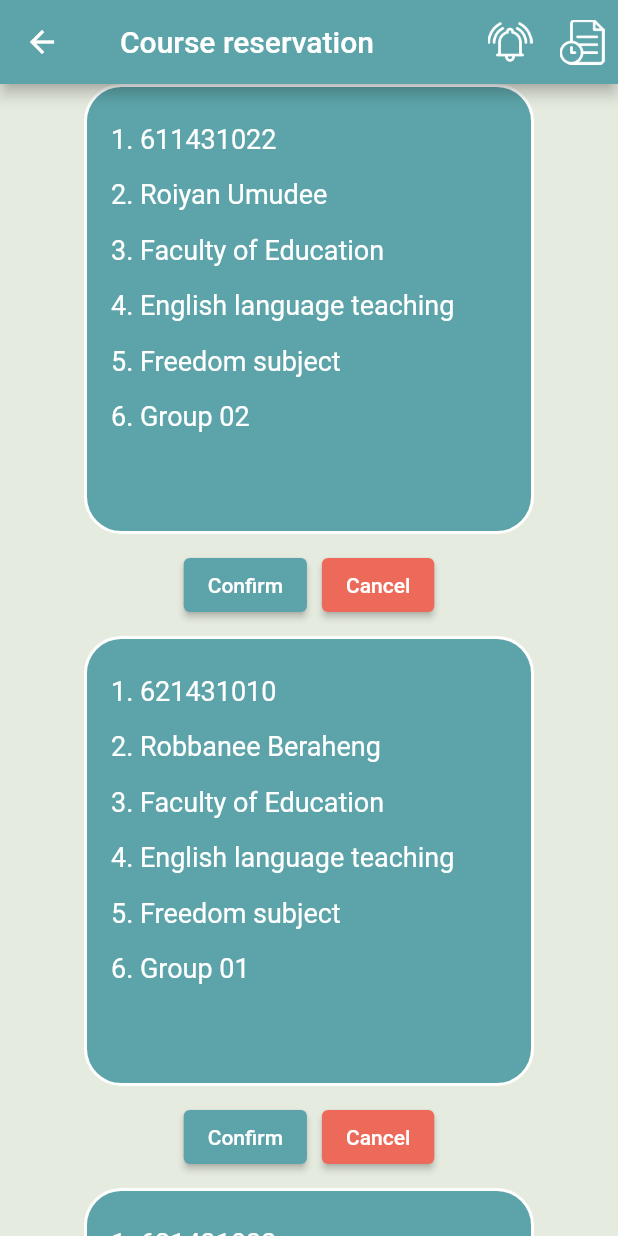
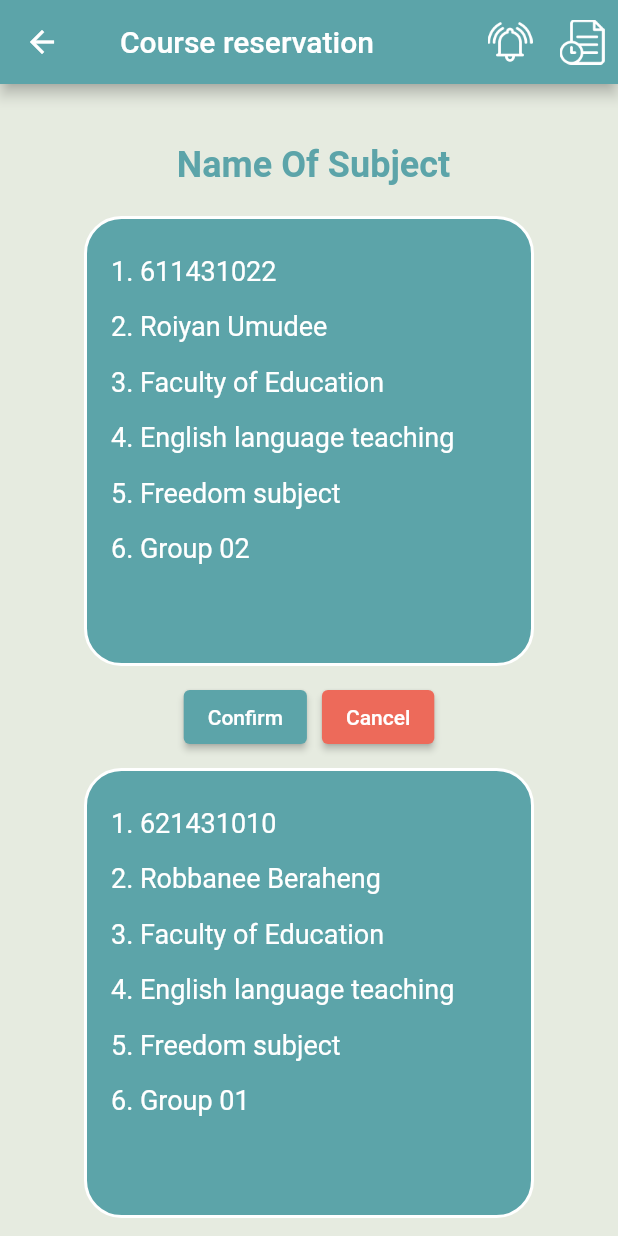
Before and after one commit to robbanee77/flutter_application_1, a Flutter app: the request screen opened directly, on a phone screen of 412 x 824 dp. Run offline on Flutter 3.47's test engine with Material 2 defaults, Android fonts, the phone set to English and light mode, and no system bars; our stand-ins replace firebase_auth, firebase_core; accounts and stored records are empty.

Commit message:
Update request.dart

```diff
--- a/lib/screen/request.dart
+++ b/lib/screen/request.dart
@@ -56,6 +56,16 @@ class _requestState extends State<request> {
             child: Column(
               mainAxisAlignment: MainAxisAlignment.center,
               children: [
+                SizedBox(height: 40),
+                Text(
+                  " Name Of Subject",
+                  style: TextStyle(
+                    fontSize: 24,
+                    fontWeight: FontWeight.bold,
+                    color: Color(0xFF5ca4a9),
+                  ),
+                ),
+                SizedBox(height: 20),
                 Container(
                   width: 300,
                   height: 300,
```
